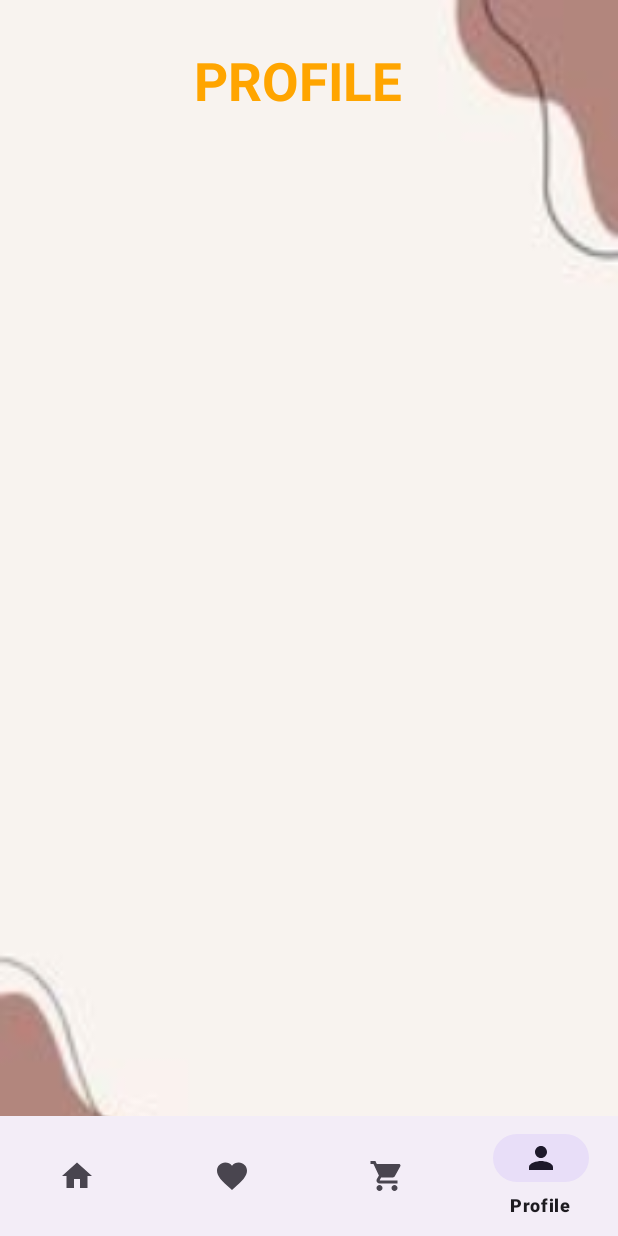
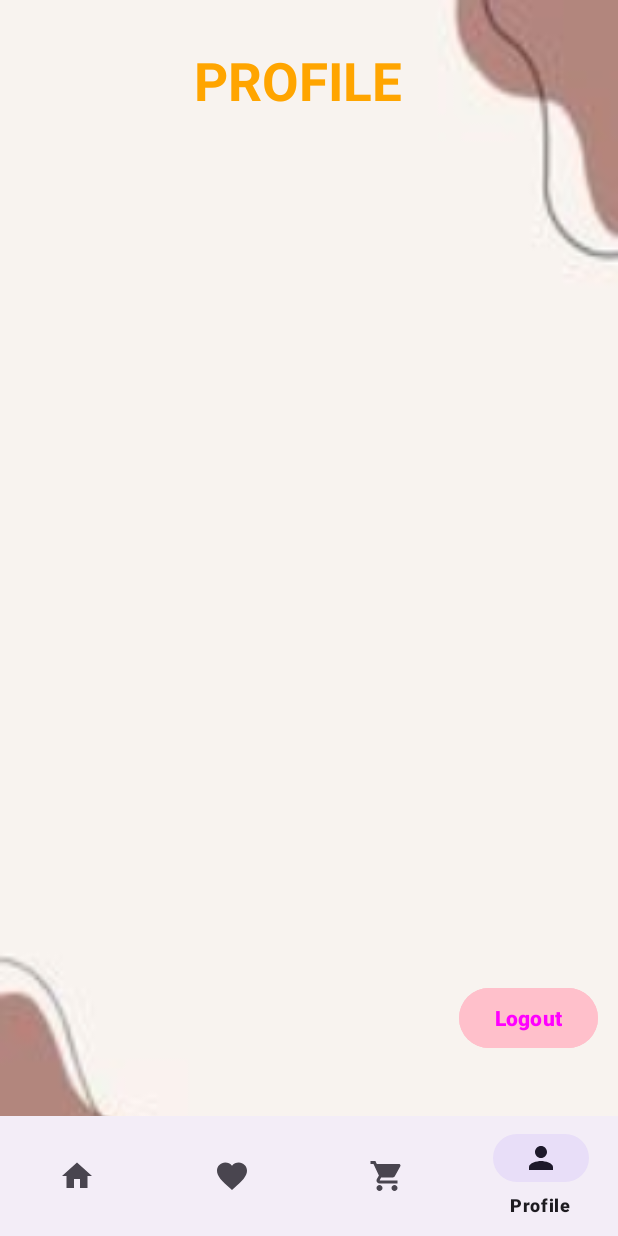
Before and after one commit to Olibirdd/SoriesThriftShop, an Android app: the MainActivity screen opened directly, with no data from a screen before it, item 4 of the bottom bar chosen, on a phone screen of 412 x 824 dp. Run offline under Robolectric (Android 15) with nearby library versions, the phone set to English and light mode, and no system bars.

Commit message:
palagyan ng contents lahat repa, ty ty

```diff
--- a/app/src/main/java/com/ferrer/johnoliver/block1/project/soriesthriftshop/MainActivity.kt
+++ b/app/src/main/java/com/ferrer/johnoliver/block1/project/soriesthriftshop/MainActivity.kt
@@ -13,10 +13,38 @@ import com.ferrer.johnoliver.block1.project.soriesthriftshop.R
 import com.ferrer.johnoliver.block1.project.soriesthriftshop.databinding.ActivityMainBinding
 import com.google.android.material.bottomnavigation.BottomNavigationView
 import androidx.fragment.app.Fragment
+import android.widget.Toast
+
 
 class MainActivity : AppCompatActivity() {
 
     private lateinit var binding: ActivityMainBinding
+    private lateinit var dbHelper: DatabaseHelper
+
+
+    override fun onCreate(savedInstanceState: Bundle?) {
+        super.onCreate(savedInstanceState)
+        binding = ActivityMainBinding.inflate(layoutInflater)
+        setContentView(binding.root)
+
+
+        dbHelper = DatabaseHelper(this)
+
+
+        binding.bottomNavigationView.setOnNavigationItemSelectedListener(onNavigationItemSelectedListener)
+
+        ProfileFragment.SessionManager.setLoggedIn(this, true)
+
+        val isLoggedIn = ProfileFragment.SessionManager.isLoggedIn(this)
+
+
+        ProfileFragment.SessionManager.setLoggedIn(this, false)
+
+
+
+
+
+    }
 
     private val onNavigationItemSelectedListener =
         BottomNavigationView.OnNavigationItemSelectedListener { item ->
@@ -41,17 +69,6 @@ class MainActivity : AppCompatActivity() {
             false
         }
 
-    override fun onCreate(savedInstanceState: Bundle?) {
-        super.onCreate(savedInstanceState)
-        binding = ActivityMainBinding.inflate(layoutInflater)
-        setContentView(binding.root)
-
-        // Initialize the default fragment
-        loadFragment(HomeFragment())
-
-        // Set up bottom navigation
-        binding.bottomNavigationView.setOnNavigationItemSelectedListener(onNavigationItemSelectedListener)
-    }
 
     private fun loadFragment(fragment: Fragment) {
         supportFragmentManager.beginTransaction()
--- a/app/src/main/java/com/ferrer/johnoliver/block1/project/soriesthriftshop/ProfileFragment.kt
+++ b/app/src/main/java/com/ferrer/johnoliver/block1/project/soriesthriftshop/ProfileFragment.kt
@@ -1,15 +1,54 @@
 package com.ferrer.johnoliver.block1.project.soriesthriftshop
 
+import android.content.Intent
 import android.os.Bundle
 import androidx.fragment.app.Fragment
 import android.view.LayoutInflater
 import android.view.View
 import android.view.ViewGroup
+import androidx.navigation.fragment.findNavController
+import com.ferrer.johnoliver.block1.project.soriesthriftshop.databinding.FragmentProfileBinding
+import android.content.Context
 
 class ProfileFragment : Fragment() {
-    override fun onCreateView(inflater: LayoutInflater, container: ViewGroup?,
-                              savedInstanceState: Bundle?): View {
+
+    private lateinit var binding: FragmentProfileBinding
+
+    override fun onCreateView(
+        inflater: LayoutInflater, container: ViewGroup?,
+        savedInstanceState: Bundle?
+    ): View {
         // Inflate the layout for this fragment
-        return inflater.inflate(R.layout.fragment_profile, container, false)
+        binding = FragmentProfileBinding.inflate(inflater, container, false)
+        return binding.root
+    }
+
+    override fun onViewCreated(view: View, savedInstanceState: Bundle?) {
+        super.onViewCreated(view, savedInstanceState)
+
+        // Set click listener for the button after binding initialization
+        binding.out.setOnClickListener {
+            startWelcomeActivity()
+        }
+    }
+    private fun startWelcomeActivity() {
+        val intent = Intent(requireActivity(), WelcomeActivity::class.java)
+        startActivity(intent)
+        requireActivity().finish()
+    }
+    object SessionManager {
+        private const val PREF_NAME = "MyAppPref"
+        private const val KEY_IS_LOGGED_IN = "isLoggedIn"
+
+        fun setLoggedIn(context: Context, isLoggedIn: Boolean) {
+            val editor = context.getSharedPreferences(PREF_NAME, Context.MODE_PRIVATE).edit()
+            editor.putBoolean(KEY_IS_LOGGED_IN, isLoggedIn)
+            editor.apply()
+        }
+
+        fun isLoggedIn(context: Context): Boolean {
+            val pref = context.getSharedPreferences(PREF_NAME, Context.MODE_PRIVATE)
+            return pref.getBoolean(KEY_IS_LOGGED_IN, false)
+        }
     }
 }
--- a/app/src/main/res/layout/fragment_login.xml
+++ b/app/src/main/res/layout/fragment_login.xml
@@ -22,6 +22,7 @@
         app:layout_constraintVertical_bias="0.074" />
 
     <EditText
+        android:id="@+id/Uname"
         android:layout_width="287dp"
         android:layout_height="52dp"
         app:layout_constraintBottom_toBottomOf="parent"
@@ -29,10 +30,13 @@
         app:layout_constraintStart_toStartOf="parent"
         app:layout_constraintTop_toTopOf="parent"
         app:layout_constraintVertical_bias="0.562"
+        android:backgroundTint="@color/black"
+        android:textColor="@color/black"
         android:hint="Username"
         android:inputType="text" />
 
     <EditText
+        android:id="@+id/pass"
         android:layout_width="287dp"
         android:layout_height="52dp"
         app:layout_constraintBottom_toBottomOf="parent"
@@ -41,6 +45,8 @@
         app:layout_constraintStart_toStartOf="parent"
         app:layout_constraintTop_toTopOf="parent"
         app:layout_constraintVertical_bias="0.656"
+        android:backgroundTint="@color/black"
+        android:textColor="@color/black"
         android:hint="Password"
         android:inputType="textPassword"/>
 
--- a/app/src/main/res/layout/fragment_profile.xml
+++ b/app/src/main/res/layout/fragment_profile.xml
@@ -20,5 +20,18 @@
             android:textSize="35dp"
             android:textStyle="bold"
             android:textColor="#FFA500"/>
+
+        <Button
+            android:id="@+id/out"
+            android:layout_width="wrap_content"
+            android:layout_height="wrap_content"
+            android:layout_alignParentEnd="true"
+            android:layout_alignParentBottom="true"
+            android:layout_marginEnd="13dp"
+            android:layout_marginBottom="121dp"
+            android:backgroundTint="#FFC0CB"
+            android:text="Logout"
+            android:textColor="#FF00FF"
+            android:textStyle="bold" />
     </RelativeLayout>
 </FrameLayout>
--- a/app/src/main/res/navigation/my_nav.xml
+++ b/app/src/main/res/navigation/my_nav.xml
@@ -35,7 +35,11 @@
         android:id="@+id/profileFragment2"
         android:name="com.ferrer.johnoliver.block1.project.soriesthriftshop.ProfileFragment"
         android:label="fragment_profile"
-        tools:layout="@layout/fragment_profile" />
+        tools:layout="@layout/fragment_profile" >
+        <action
+            android:id="@+id/action_profileFragment2_to_welcomeFragment"
+            app:destination="@id/welcomeFragment" />
+    </fragment>
     <fragment
         android:id="@+id/signupFragment"
         android:name="com.ferrer.johnoliver.block1.project.soriesthriftshop.SignupFragment"
```
Also changed, not shown: app/src/main/java/com/ferrer/johnoliver/block1/project/soriesthriftshop/DatabaseHelper.kt (added, +58 -0 lines), app/src/main/java/com/ferrer/johnoliver/block1/project/soriesthriftshop/LoginFragment.kt (+21 -7 lines), app/src/main/java/com/ferrer/johnoliver/block1/project/soriesthriftshop/SignupFragment.kt (+29 -2 lines), app/src/main/res/layout/fragment_signup.xml (+7 -0 lines).
